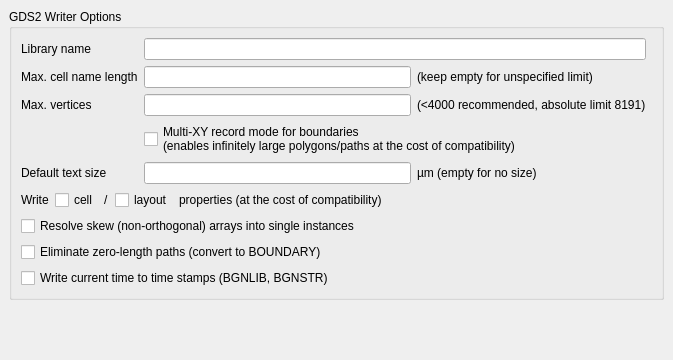
The window that src/plugins/streamers/gds2/lay_plugin/GDS2WriterOptionPage.ui (KLayout/klayout) describes before a commit, drawn with Qt 5.
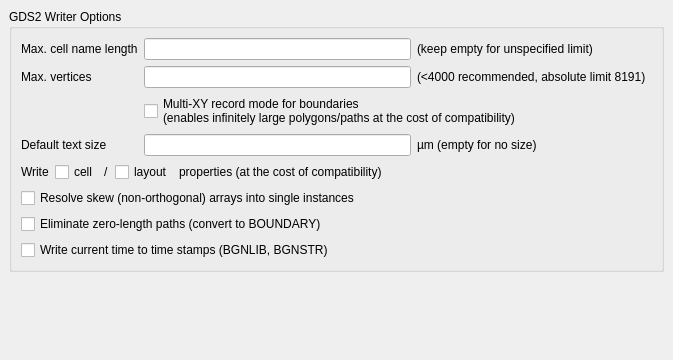
The same window after the commit.

Commit message: Implemented a fix for issue #2191 (LIBNAME not saved)

Diff of the .ui file:
```diff
--- a/src/plugins/streamers/gds2/lay_plugin/GDS2WriterOptionPage.ui
+++ b/src/plugins/streamers/gds2/lay_plugin/GDS2WriterOptionPage.ui
@@ -50,55 +50,45 @@
       <property name="spacing">
        <number>6</number>
       </property>
-      <item row="0" column="1" colspan="2">
-       <widget class="QLineEdit" name="libname_le"/>
+      <item row="3" column="2">
+       <widget class="QLabel" name="label_10">
+        <property name="text">
+         <string>µm (empty for no size)</string>
+        </property>
+       </widget>
       </item>
-      <item row="1" column="0">
+      <item row="5" column="0" colspan="3">
+       <widget class="QCheckBox" name="resolve_skew_arrays_cbx">
+        <property name="text">
+         <string>Resolve skew (non-orthogonal) arrays into single instances</string>
+        </property>
+       </widget>
+      </item>
+      <item row="3" column="0">
+       <widget class="QLabel" name="label_9">
+        <property name="text">
+         <string>Default text size</string>
+        </property>
+       </widget>
+      </item>
+      <item row="1" column="1">
+       <widget class="QLineEdit" name="max_vertex_le"/>
+      </item>
+      <item row="0" column="0">
        <widget class="QLabel" name="label">
         <property name="text">
          <string>Max. cell name length</string>
         </property>
        </widget>
       </item>
-      <item row="1" column="1">
-       <widget class="QLineEdit" name="cell_name_length_le"/>
-      </item>
       <item row="7" column="0" colspan="3">
-       <widget class="QCheckBox" name="no_zero_length_paths">
-        <property name="text">
-         <string>Eliminate zero-length paths (convert to BOUNDARY)</string>
-        </property>
-       </widget>
-      </item>
-      <item row="2" column="2">
-       <widget class="QLabel" name="label_4">
-        <property name="text">
-         <string>(&lt;4000 recommended, absolute limit 8191)</string>
-        </property>
-       </widget>
-      </item>
-      <item row="6" column="0" colspan="3">
-       <widget class="QCheckBox" name="resolve_skew_arrays_cbx">
-        <property name="text">
-         <string>Resolve skew (non-orthogonal) arrays into single instances</string>
-        </property>
-       </widget>
-      </item>
-      <item row="8" column="0" colspan="3">
        <widget class="QCheckBox" name="write_timestamps">
         <property name="text">
          <string>Write current time to time stamps (BGNLIB, BGNSTR)</string>
         </property>
        </widget>
       </item>
-      <item row="0" column="0">
-       <widget class="QLabel" name="label_5">
-        <property name="text">
-         <string>Library name</string>
-        </property>
-       </widget>
-      </item>
-      <item row="3" column="1" colspan="3">
+      <item row="2" column="1" colspan="3">
        <widget class="QCheckBox" name="multi_xy_cbx">
         <property name="text">
          <string>Multi-XY record mode for boundaries
@@ -106,24 +96,7 @@
         </property>
        </widget>
       </item>
-      <item row="1" column="2">
-       <widget class="QLabel" name="label_3">
-        <property name="text">
-         <string>(keep empty for unspecified limit)</string>
-        </property>
-       </widget>
-      </item>
-      <item row="2" column="0">
-       <widget class="QLabel" name="label_2">
-        <property name="text">
-         <string>Max. vertices</string>
-        </property>
-       </widget>
-      </item>
-      <item row="2" column="1">
-       <widget class="QLineEdit" name="max_vertex_le"/>
-      </item>
-      <item row="5" column="0" colspan="3">
+      <item row="4" column="0" colspan="3">
        <widget class="QFrame" name="frame">
         <property name="frameShape">
          <enum>QFrame::NoFrame</enum>
@@ -188,20 +161,37 @@
         </layout>
        </widget>
       </item>
-      <item row="4" column="1">
+      <item row="1" column="0">
+       <widget class="QLabel" name="label_2">
+        <property name="text">
+         <string>Max. vertices</string>
+        </property>
+       </widget>
+      </item>
+      <item row="3" column="1">
        <widget class="QLineEdit" name="default_text_size_le"/>
       </item>
-      <item row="4" column="0">
-       <widget class="QLabel" name="label_9">
+      <item row="1" column="2">
+       <widget class="QLabel" name="label_4">
         <property name="text">
-         <string>Default text size</string>
+         <string>(&lt;4000 recommended, absolute limit 8191)</string>
         </property>
        </widget>
       </item>
-      <item row="4" column="2">
-       <widget class="QLabel" name="label_10">
+      <item row="6" column="0" colspan="3">
+       <widget class="QCheckBox" name="no_zero_length_paths">
         <property name="text">
-         <string>µm (empty for no size)</string>
+         <string>Eliminate zero-length paths (convert to BOUNDARY)</string>
+        </property>
+       </widget>
+      </item>
+      <item row="0" column="1">
+       <widget class="QLineEdit" name="cell_name_length_le"/>
+      </item>
+      <item row="0" column="2">
+       <widget class="QLabel" name="label_3">
+        <property name="text">
+         <string>(keep empty for unspecified limit)</string>
         </property>
        </widget>
       </item>
```
Left out of the diff: 1 changed line with no effect on the pictures. The commit also changes 17 other files.
